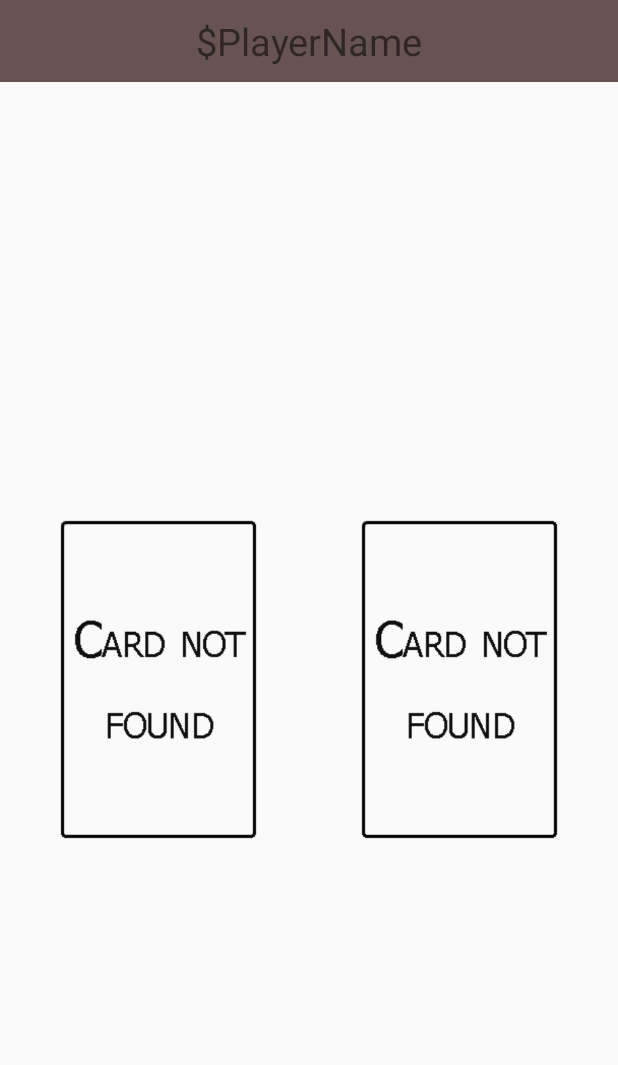
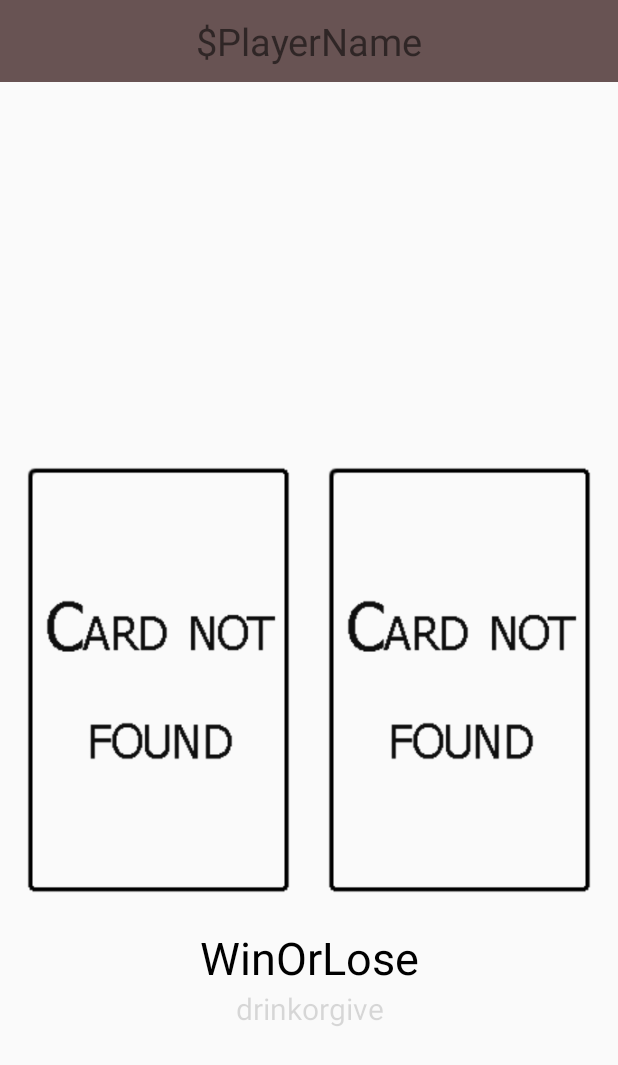
Before and after one commit to ThibCharpy/RedorBlack, an Android app: the Phase1Activity screen opened directly, with no data from a screen before it, on a phone screen of 412 x 824 dp. Shown: the top 1065 px of the screen. Run offline under Robolectric (Android 15) with nearby library versions, the phone set to English and light mode, and no system bars.

```diff
--- a/app/src/main/res/layout/activity_phase1.xml
+++ b/app/src/main/res/layout/activity_phase1.xml
@@ -15,22 +15,21 @@
         layout="@layout/header" />
 
     <android.support.constraint.ConstraintLayout
-        android:clickable="false"
         android:layout_width="0dp"
         android:layout_height="0dp"
+        android:clickable="false"
+        android:padding="5dp"
+        app:layout_constraintBottom_toTopOf="@id/guideline2"
+        app:layout_constraintLeft_toLeftOf="parent"
         app:layout_constraintRight_toRightOf="parent"
-        app:layout_constraintLeft_toLeftOf="parent"
-        app:layout_constraintTop_toTopOf="@id/guideline1"
-        app:layout_constraintBottom_toTopOf="@id/guideline2"
         app:layout_constraintTop_toBottomOf="@id/header"
-        android:padding="5dp">
+        app:layout_constraintTop_toTopOf="@id/guideline1">
 
         <com.stl.tpalt.redorblack.utils.CardImage
             android:id="@+id/phase1_card_red"
             android:layout_width="0dp"
             android:layout_height="0dp"
             android:layout_margin="10dp"
-            android:adjustViewBounds="true"
             android:onClick="redClicked"
             android:src="@drawable/errorcard"
             app:layout_constraintBottom_toBottomOf="parent"
@@ -54,6 +53,32 @@
 
     </android.support.constraint.ConstraintLayout>
 
+    <TextView
+        android:id="@+id/tv_winorlose"
+        android:layout_width="0dp"
+        android:layout_height="wrap_content"
+        android:text="WinOrLose"
+        app:layout_constraintTop_toTopOf="@id/guideline2"
+        app:layout_constraintLeft_toLeftOf="parent"
+        app:layout_constraintRight_toRightOf="parent"
+        android:gravity="center"
+        android:textSize="@dimen/WinOrLose"
+        android:textColor="@color/tv_winorlose"
+        android:enabled="false"
+        tools:ignore="HardcodedText" />
+    <TextView
+        android:id="@+id/tv_drinkorgive"
+        android:layout_width="0dp"
+        android:layout_height="wrap_content"
+        android:text="drinkorgive"
+        app:layout_constraintTop_toBottomOf="@id/tv_winorlose"
+        app:layout_constraintLeft_toLeftOf="parent"
+        app:layout_constraintRight_toRightOf="parent"
+        android:gravity="center"
+        tools:ignore="HardcodedText"
+        android:enabled="false"
+        android:textSize="@dimen/DrinkOrGive"/>
+
     <com.stl.tpalt.redorblack.utils.CardImage
         android:clickable="false"
         android:padding="5dp"
@@ -64,8 +89,7 @@
         app:layout_constraintTop_toTopOf="@id/guideline2"
         app:layout_constraintBottom_toBottomOf="@id/guideline3"
         app:layout_constraintLeft_toLeftOf="parent"
-        app:layout_constraintRight_toRightOf="parent"
-        />
+        app:layout_constraintRight_toRightOf="parent" />
 
     <android.support.constraint.Guideline
         android:clickable="false"
@@ -73,7 +97,7 @@
         android:layout_width="wrap_content"
         android:layout_height="0dp"
         android:orientation="horizontal"
-        app:layout_constraintGuide_percent="0.4" />
+        app:layout_constraintGuide_percent="0.35" />
 
     <android.support.constraint.Guideline
         android:clickable="false"
@@ -81,7 +105,7 @@
         android:layout_width="match_parent"
         android:layout_height="0dp"
         android:orientation="horizontal"
-        app:layout_constraintGuide_percent="0.7" />
+        app:layout_constraintGuide_percent="0.75" />
 
     <android.support.constraint.Guideline
         android:clickable="false"
@@ -89,6 +113,5 @@
         android:layout_width="match_parent"
         android:layout_height="0dp"
         android:orientation="horizontal"
-        app:layout_constraintGuide_percent="0.85" />
-
+        app:layout_constraintGuide_percent="0.9" />
 </android.support.constraint.ConstraintLayout>
--- a/app/src/main/res/values/colors.xml
+++ b/app/src/main/res/values/colors.xml
@@ -9,4 +9,5 @@
     <color name="numberpicker_separator">#de000000</color>
     <color name="numberpicker_selected">#b40000</color>
     <color name="numberpicker_others">#200</color>
+    <color name="tv_winorlose">#000000</color>
 </resources>
--- a/app/src/main/res/values/dimens.xml
+++ b/app/src/main/res/values/dimens.xml
@@ -10,4 +10,7 @@
     <dimen name="playerlist_fontsize">20sp</dimen>
     <dimen name="header_playername">25sp</dimen>
 
+    <dimen name="WinOrLose">30sp</dimen>
+    <dimen name="DrinkOrGive">20sp</dimen>
+
 </resources>
--- a/app/src/main/res/values/strings.xml
+++ b/app/src/main/res/values/strings.xml
@@ -18,7 +18,7 @@
         Stage 2 : Bet on next card number Greater or Lower than your first card\n
         Stage 3 : Bet on next card number Inside or Outside the interval of your two first cards\n
         Stage 4 : Bet on next card suit between Hearts, Diamonds, Spades or Clubs\n
-        Stage 5 : Bet on if you already have next card or not, based only on values.\n
+        Stage 5 : Bet on if you already have next card or not, based only on card values.\n
 
         If you loose your bet you have to drink as much shot as the number of the current stage.\n
         Else you must make drink one player and give him as much shot as the number of the current stage.\n
```
Also changed, not shown: 1 other file.
